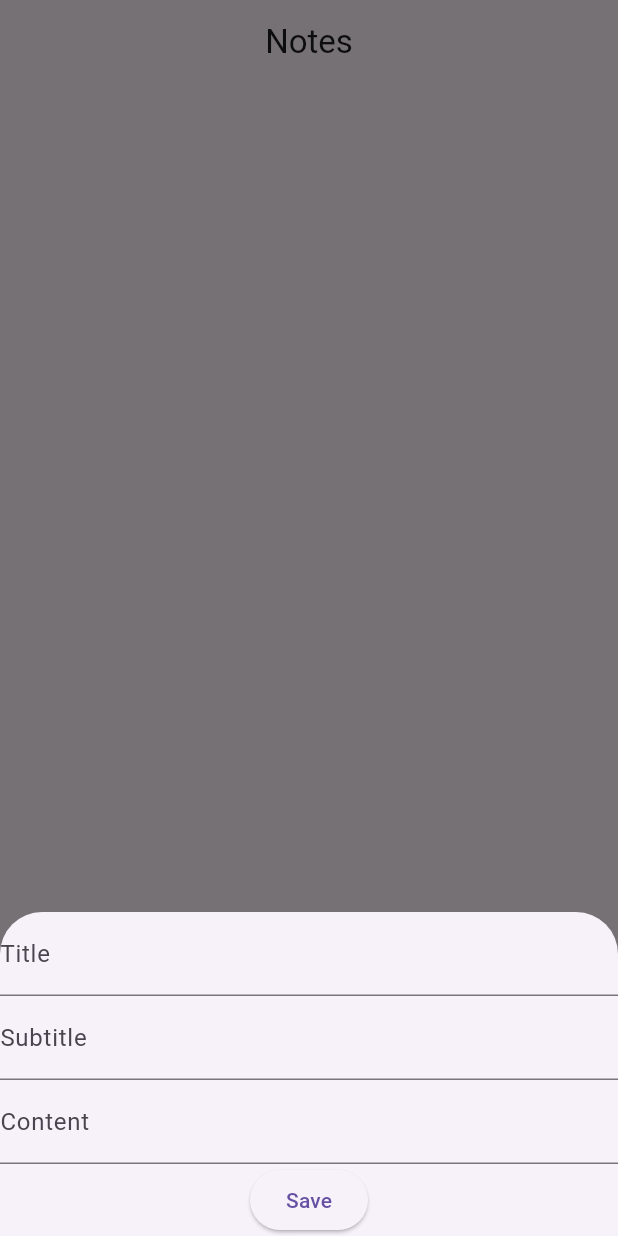
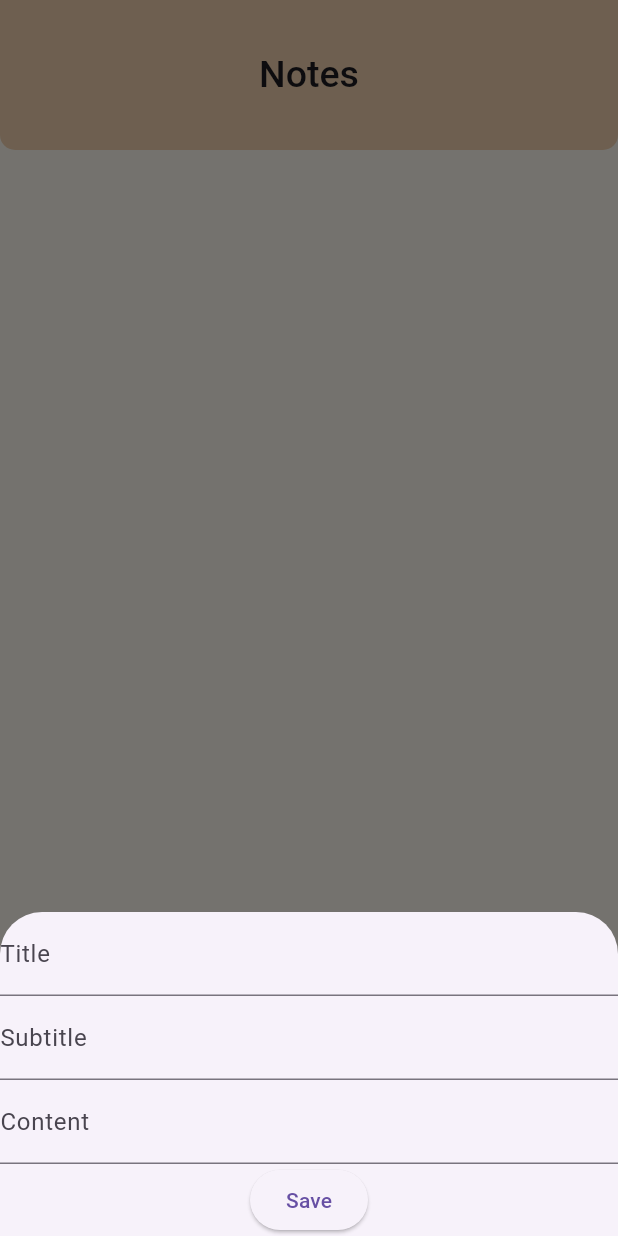
Before and after one commit to AbdallahSameh/Local-Notes-app, a Flutter app: the screen it shows after launch, after a tap on the "add" icon, on a phone screen of 412 x 824 dp. Run offline on Flutter 3.47's test engine with Material 3 defaults, Android fonts, the phone set to English and light mode, and no system bars; our stand-ins replace sqflite; accounts and stored records are empty.

Commit message:
Homepage design

```diff
--- a/lib/models/notes.dart
+++ b/lib/models/notes.dart
@@ -8,7 +8,7 @@ class Notes {
     this.title,
     this.subtitle,
     this.content,
-    this.lastModified,
+    required this.lastModified,
   });
 
   factory Notes.fromMap(Map<String, dynamic> map) {
--- a/lib/screens/detailpage.dart
+++ b/lib/screens/detailpage.dart
@@ -1,5 +1,4 @@
 import 'package:flutter/material.dart';
-import 'package:intl/intl.dart';
 import 'package:local_notes/listnotifier.dart';
 import 'package:local_notes/models/notes.dart';
 import 'package:provider/provider.dart';
@@ -28,9 +27,7 @@ class _DetailPageState extends State<DetailPage> {
   @override
   void dispose() {
     widget.note.content = controller.text;
-    widget.note.lastModified = DateFormat(
-      'yyyy/MM/dd',
-    ).add_jm().format(DateTime.now());
+    widget.note.lastModified = DateTime.now().toIso8601String();
     notifier.updateNote(widget.note);
     controller.dispose();
     super.dispose();
--- a/lib/screens/homepage.dart
+++ b/lib/screens/homepage.dart
@@ -1,4 +1,5 @@
 import 'package:flutter/material.dart';
+import 'package:intl/intl.dart';
 import 'package:local_notes/listnotifier.dart';
 import 'package:local_notes/models/notes.dart';
 import 'package:local_notes/screens/detailpage.dart';
@@ -10,8 +11,29 @@ class HomePage extends StatelessWidget {
   Widget build(BuildContext context) {
     final notes = context.watch<ListNotifier>().notes;
     return Scaffold(
-      appBar: AppBar(title: Text('Notes'), centerTitle: true),
+      backgroundColor: Color(0xfffcf9f0),
+      appBar: AppBar(
+        title: Text(
+          'Notes',
+          style: TextStyle(fontWeight: FontWeight.w500, fontSize: 25),
+        ),
+        centerTitle: true,
+        toolbarHeight: 100,
+        backgroundColor: Color(0xfff0d0ae),
+        shape: RoundedRectangleBorder(
+          borderRadius: BorderRadiusGeometry.vertical(
+            bottom: Radius.circular(10),
+          ),
+        ),
+      ),
       body: SafeArea(
+        child: Padding(
+          padding: EdgeInsetsGeometry.only(
+            left: 10,
+            right: 10,
+            top: 20,
+            bottom: 10,
+          ),
           child: ListView.separated(
             itemBuilder: (context, index) {
               return Dismissible(
@@ -37,9 +59,20 @@ class HomePage extends StatelessWidget {
                   context.read<ListNotifier>().deleteNote(notes[index].id);
                 },
                 child: ListTile(
-                title: Text(notes[index].title.toString()),
+                  tileColor: Color(0xfffffdf4),
+                  shape: RoundedRectangleBorder(
+                    borderRadius: BorderRadiusGeometry.circular(10),
+                  ),
+                  title: Text(
+                    notes[index].title.toString(),
+                    style: TextStyle(fontWeight: FontWeight.w500, fontSize: 20),
+                  ),
                   subtitle: Text(notes[index].subtitle.toString()),
-                trailing: Text(notes[index].lastModified.toString()),
+                  trailing: Text(
+                    DateFormat('yyyy/MM/dd').add_jm().format(
+                      DateTime.parse(notes[index].lastModified.toString()),
+                    ),
+                  ),
                   onTap: () {
                     Notes note = notes[index];
                     Navigator.push(
@@ -58,12 +91,22 @@ class HomePage extends StatelessWidget {
             itemCount: notes.length,
           ),
         ),
-      floatingActionButton: FloatingActionButton(
+      ),
+      floatingActionButton: SizedBox(
+        width: 75,
+        height: 75,
+        child: FloatingActionButton(
+          backgroundColor: Color(0xffe3a365),
+          foregroundColor: Colors.black,
+          shape: RoundedRectangleBorder(
+            borderRadius: BorderRadiusGeometry.circular(40),
+          ),
           onPressed: () {
             addNoteBottomSheet(context);
           },
           child: Icon(Icons.add),
         ),
+      ),
     );
   }
 }
--- a/lib/utility_functions/bottom_sheet.dart
+++ b/lib/utility_functions/bottom_sheet.dart
@@ -3,7 +3,6 @@ import 'package:local_notes/listnotifier.dart';
 import 'package:local_notes/models/notes.dart';
 import 'package:local_notes/shared/custom_form_field.dart';
 import 'package:provider/provider.dart';
-import 'package:intl/intl.dart';
 
 Future<void> addNoteBottomSheet(context) {
   final GlobalKey<FormState> formKey = GlobalKey<FormState>();
@@ -49,9 +48,7 @@ Future<void> addNoteBottomSheet(context) {
                       'title': titleField.text,
                       'subtitle': subtitleField.text,
                       'content': contentField.text,
-                      'last_modified': DateFormat(
-                        'yyyy/MM/dd',
-                      ).add_jm().format(DateTime.now()),
+                      'last_modified': DateTime.now().toIso8601String(),
                     };
 
                     Notes note = Notes.fromMap(data);
```
Lines whose indentation alone changed are shown as unchanged.
